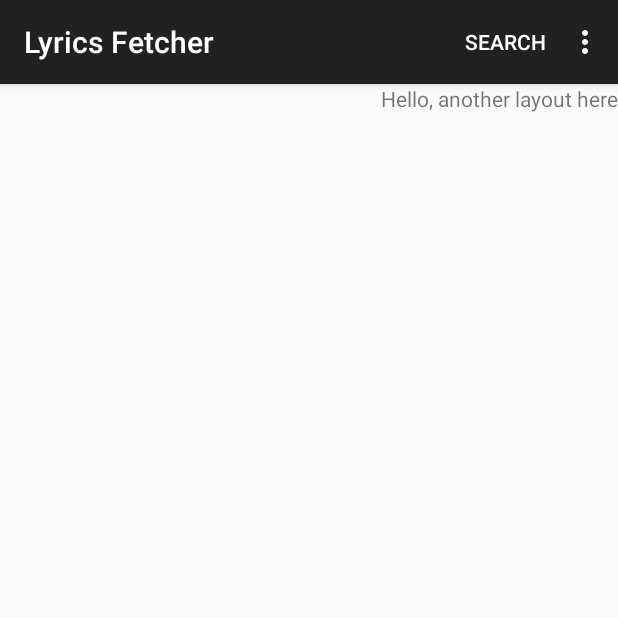
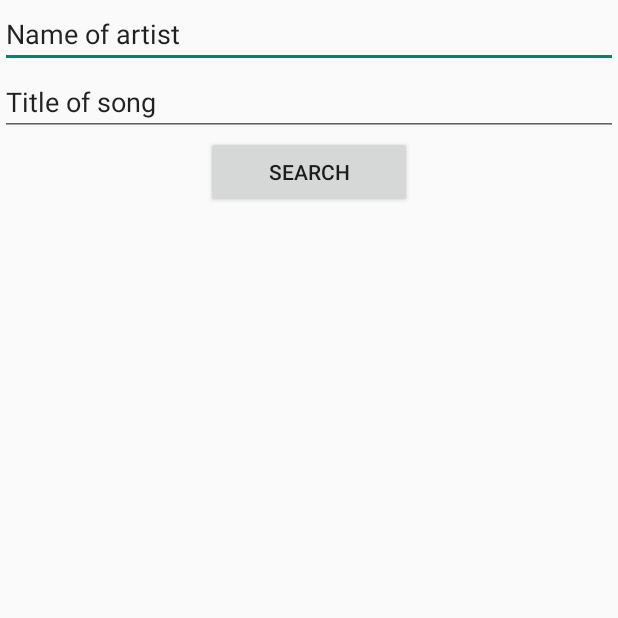
Before and after one commit to jacekmusial/LyricsFetcher, an Android app: the screen it shows after launch (MyActivity), on a phone screen of 412 x 824 dp, the top half of it. Run offline under Robolectric (Android 15) with nearby library versions, the phone set to English and light mode, and no system bars.

Commit message:
added button and two fields to search lirycs

```diff
--- a/app/src/main/AndroidManifest.xml
+++ b/app/src/main/AndroidManifest.xml
@@ -1,20 +1,22 @@
 <?xml version="1.0" encoding="utf-8"?>
 <manifest xmlns:android="http://schemas.android.com/apk/res/android"
     package="al.musi.lyricsfetcher" >
-    <uses-sdk android:minSdkVersion="11" />
 
     <application
         android:allowBackup="true"
         android:icon="@mipmap/ic_launcher"
         android:label="@string/app_name"
         android:theme="@style/AppTheme" >
+        <!-- Main activity -->
         <activity
             android:name=".MyActivity"
             android:label="@string/app_name" >
             <intent-filter>
                 <action android:name="android.intent.action.MAIN" />
+                <category android:name="android.intent.category.DEFAULT" />
                 <category android:name="android.intent.category.LAUNCHER" />
             </intent-filter>
         </activity>
+
     </application>
 </manifest>
--- a/app/src/main/java/al/musi/lyricsfetcher/MyActivity.java
+++ b/app/src/main/java/al/musi/lyricsfetcher/MyActivity.java
@@ -1,77 +1,74 @@
 package al.musi.lyricsfetcher;
 
+import android.app.Activity;
 import android.content.Intent;
 import android.os.Bundle;
-import android.os.Environment;
 import android.provider.Settings;
-import android.support.v7.app.AppCompatActivity;
-import android.util.Log;
 import android.view.Menu;
 import android.view.MenuInflater;
 import android.view.MenuItem;
 import android.view.View;
-import android.widget.AdapterView;
-import android.widget.ArrayAdapter;
-import android.widget.ListView;
+import android.widget.Button;
+import android.widget.TextView;
 import android.widget.Toast;
 
-import java.io.File;
-import java.util.ArrayList;
+public class MyActivity extends Activity {
 
-public class MyActivity extends AppCompatActivity {
-
-    // Create a message handling object as an anonymous class.
-    private AdapterView.OnItemClickListener mMessageClickedHandler = new AdapterView.OnItemClickListener() {
-        public void onItemClick(AdapterView parent, View v, int position, long id) {
-            // Display a messagebox.
-            Toast.makeText(getApplicationContext(), "You've got an event", Toast.LENGTH_SHORT).show();
-        }
-    };
+    /**
+     * main button, used to start up
+     * lirycs fetching
+     */
+    private Button myButton;
+    private TextView textView;
 
     @Override
     protected void onCreate(Bundle savedInstanceState) {
         super.onCreate(savedInstanceState);
-        setContentView(R.layout.activity_other);
-        //Button myButton = (Button) findViewById(R.id.button);
+        setContentView(R.layout.activity_main);
+
+        //Watch for button clicks.
+        myButton = (Button) findViewById(R.id.button);
+        myButton.setOnClickListener(new View.OnClickListener() {
+            @Override
+            public void onClick(View view) {
+                Toast.makeText(getBaseContext(), "asdsa", Toast.LENGTH_SHORT).show();
+                textView = (TextView) findViewById(R.id.textViewLyrics);
+                textView.setText("adsasd");
+            }
+        });
     }
 
     @Override
     protected void onResume() {
         super.onResume();
 
+        /*//code to find files and display it by R.id.fajnedane
         File sdCardRoot = Environment.getExternalStorageDirectory();
         File dir = new File(sdCardRoot, "download");
-
         Log.d("path: ", dir.toString());
-
-        /* get filenames from dir path */
+        // get filenames from dir path
         FindFiles findFiles = new FindFiles();
         ArrayList<String> nameOfFiles = findFiles.getFiles(dir.toString());
-
-        /* and display it */
+        // and display it
         ArrayAdapter<String> adapter = new ArrayAdapter<>(this,
                 android.R.layout.simple_list_item_1, nameOfFiles);
-
         ListView listView = (ListView) findViewById(R.id.fajnedane);
         listView.setAdapter(adapter);
-
-        listView.setOnItemClickListener(mMessageClickedHandler);
+        listView.setOnItemClickListener(mMessageClickedHandler);*/
     }
 
     @Override
     public boolean onCreateOptionsMenu(Menu menu) {
         // Inflate the menu; this adds items to the action bar if it is present.
         MenuInflater inflater = getMenuInflater();
-        inflater.inflate(R.menu.action_buttons, menu);
+        inflater.inflate(R.menu.menu_my, menu);
         return super.onCreateOptionsMenu(menu);
     }
 
     @Override
     public boolean onOptionsItemSelected(MenuItem item) {
         switch (item.getItemId()) {
-            case R.id.action_search:
-                startActivity(new Intent(Settings.ACTION_SEARCH_SETTINGS));
-                break;
+            //TODO add setting fragment
             case R.id.action_settings:
                 startActivity(new Intent(Settings.ACTION_INPUT_METHOD_SETTINGS));
                 break;
@@ -80,9 +77,4 @@ public class MyActivity extends AppCompatActivity {
         }
         return true;
     }
-
-    @Override
-    protected void onDestroy() {
-        super.onDestroy();
-    }
 }
--- /dev/null
+++ b/app/src/main/res/layout/activity_main.xml
@@ -0,0 +1,39 @@
+<?xml version="1.0" encoding="utf-8"?>
+<LinearLayout xmlns:android="http://schemas.android.com/apk/res/android"
+    android:orientation="vertical" android:layout_width="match_parent"
+    android:layout_height="match_parent">
+
+    <EditText
+        android:layout_width="match_parent"
+        android:layout_height="wrap_content"
+        android:id="@+id/editTextArtist"
+        android:layout_gravity="center_horizontal"
+        android:hint="@string/artist"
+        android:text="@string/artist"/>
+
+    <EditText
+        android:layout_width="match_parent"
+        android:layout_height="wrap_content"
+        android:id="@+id/editTextTitle"
+        android:text="@string/title"
+        android:hint="@string/title"/>
+
+    <Button
+        android:layout_width="137dp"
+        android:layout_height="wrap_content"
+        android:text="@string/button"
+        android:id="@+id/button"
+        android:layout_gravity="center_horizontal" />
+
+    <ScrollView
+        android:layout_width="match_parent"
+        android:layout_height="match_parent"
+        android:id="@+id/scrollView"
+        android:layout_gravity="center_horizontal" >
+        <TextView
+            android:id="@+id/textViewLyrics"
+            android:layout_width="match_parent"
+            android:layout_height="match_parent" />
+    </ScrollView>
+
+</LinearLayout>
--- a/app/src/main/res/layout/activity_other.xml
+++ /dev/null
@@ -1,22 +0,0 @@
-<?xml version="1.0" encoding="utf-8"?>
-<LinearLayout xmlns:android="http://schemas.android.com/apk/res/android"
-    android:orientation="vertical"
-    android:layout_width="match_parent"
-    android:layout_height="match_parent">
-
-    <TextView
-        android:id="@+id/text"
-        android:layout_width="wrap_content"
-        android:layout_height="wrap_content"
-        android:text="Hello, another layout here"
-        android:layout_gravity="right"/>
-
-    <ListView
-        android:id="@+id/fajnedane"
-        android:padding="20dp"
-        android:layout_width="match_parent"
-        android:layout_height="match_parent">
-
-    </ListView>
-
-</LinearLayout>
--- a/app/src/main/res/menu/action_buttons.xml
+++ /dev/null
@@ -1,13 +0,0 @@
-<?xml version="1.0" encoding="utf-8"?>
-<menu xmlns:android="http://schemas.android.com/apk/res/android"
-    xmlns:app="http://schemas.android.com/apk/res-auto">
-    <item
-        android:id="@+id/action_search"
-        android:title="@string/action_search"
-        app:showAsAction="ifRoom" />
-    <item
-        android:id="@+id/action_settings"
-        android:title="@string/action_settings"
-        app:showAsAction="never" />
-
-</menu>
--- a/app/src/main/res/values/strings.xml
+++ b/app/src/main/res/values/strings.xml
@@ -3,4 +3,7 @@
 
     <string name="action_settings">Settings</string>
     <string name="action_search">Search</string>
+    <string name="artist">Name of artist</string>
+    <string name="title">Title of song</string>
+    <string name="button">Search</string>
 </resources>
```
Also changed, not shown: app/src/main/java/al/musi/lyricsfetcher/DisplayLirycsFragment.java (deleted, +0 -27 lines), app/src/main/res/layout/activity_my.xml (deleted, +0 -16 lines), app/src/main/res/layout/layout_fragment.xml (deleted, +0 -8 lines), app/src/main/res/layout/layout_lyrics.xml (added, +11 -0 lines), libs/jsoup-1.6.2.jar (added), 3 other files.
